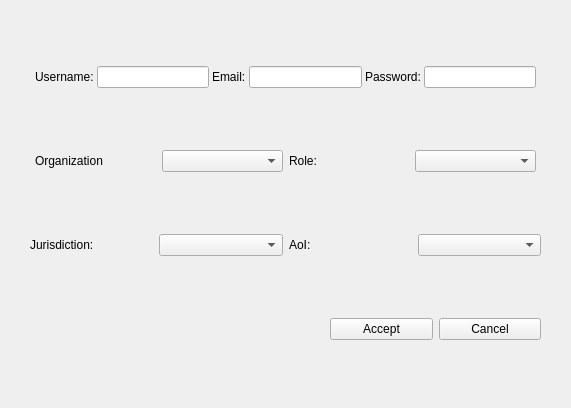
Qt form ui/form_uhub_user.ui (vazmasero/UAT-Tool) before a commit.
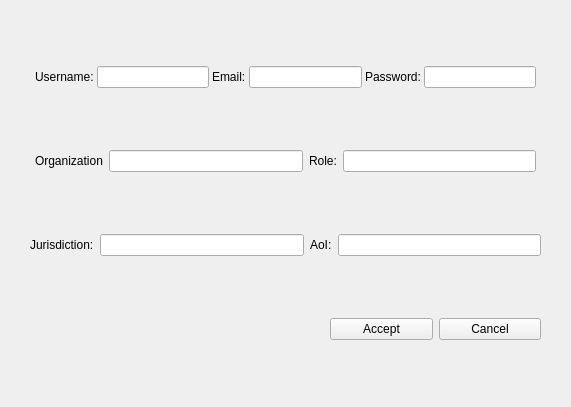
The same form after that commit.

Diff of the .ui file:
```diff
--- a/ui/form_uhub_user.ui
+++ b/ui/form_uhub_user.ui
@@ -7,7 +7,7 @@
     <x>0</x>
     <y>0</y>
     <width>571</width>
-    <height>408</height>
+    <height>407</height>
    </rect>
   </property>
   <property name="windowTitle">
@@ -82,7 +82,7 @@
       </widget>
      </item>
      <item>
-      <widget class="QComboBox" name="cb_org"/>
+      <widget class="QLineEdit" name="le_organization"/>
      </item>
      <item>
       <widget class="QLabel" name="lbl_role">
@@ -92,7 +92,7 @@
       </widget>
      </item>
      <item>
-      <widget class="QComboBox" name="cb_role"/>
+      <widget class="QLineEdit" name="le_role"/>
      </item>
     </layout>
    </item>
@@ -109,7 +109,7 @@
       </widget>
      </item>
      <item>
-      <widget class="QComboBox" name="cb_jurisdiction"/>
+      <widget class="QLineEdit" name="le_jurisdiction"/>
      </item>
      <item>
       <widget class="QLabel" name="lbl_aoi">
@@ -119,7 +119,7 @@
       </widget>
      </item>
      <item>
-      <widget class="QComboBox" name="cb_aoi"/>
+      <widget class="QLineEdit" name="le_aoi"/>
      </item>
     </layout>
    </item>
```
Left out of the diff: 6 changed lines with no effect on the pictures.
